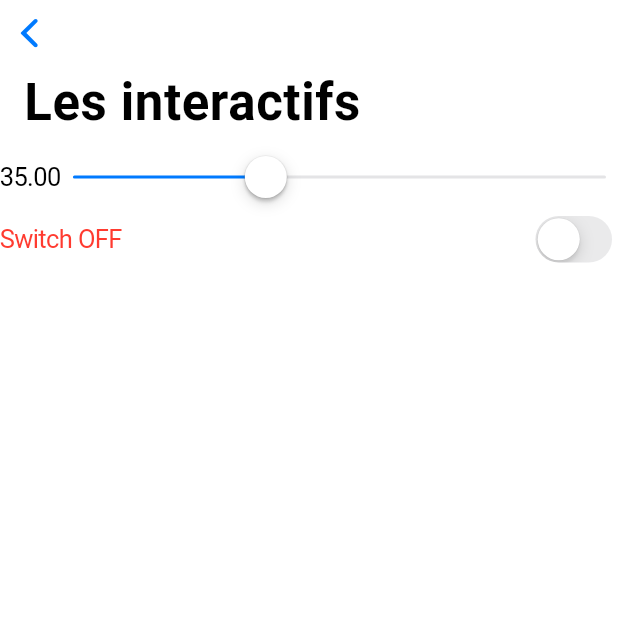
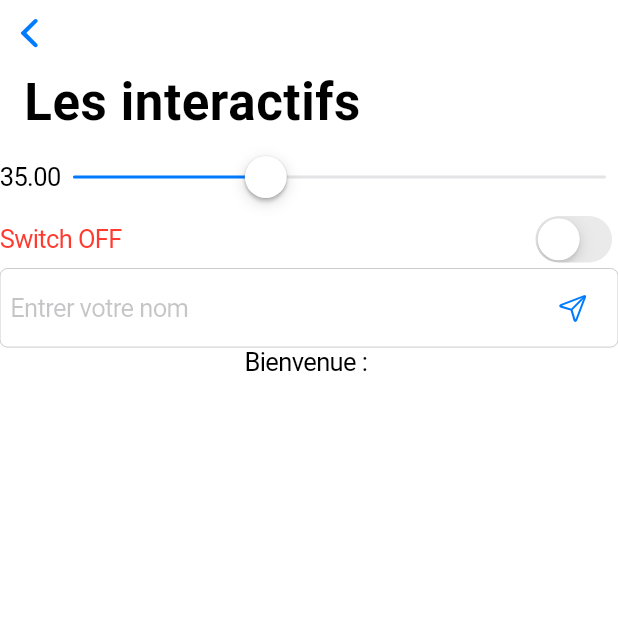
Before and after one commit to KifK2f/cupertino, a Flutter app: the IosInteractif screen opened directly, on a phone screen of 412 x 824 dp, the top half of it. Run offline on Flutter 3.47's test engine with Material 3 defaults, Android fonts, the phone set to English and light mode, and no system bars.

Commit message:
CupertinoTextField Ok

```diff
--- a/lib/ios_material/ios_interactifs.dart
+++ b/lib/ios_material/ios_interactifs.dart
@@ -16,6 +16,8 @@ class _InteractifState extends State<IosInteractif> {
   //Values
   double _sliderValue = 35;
   bool isOn = false;
+  late TextEditingController _controller;
+  String _name = "";
 
   //méthods for updates
   void _updateSlider(double newValue){
@@ -28,6 +30,24 @@ class _InteractifState extends State<IosInteractif> {
     setState(() {
       isOn = newValue;
     });
+  }
+
+  void _updateName(){
+    setState(() {
+      _name = _controller.text;
+    });
+  }
+
+  @override
+  void initState() {
+    super.initState();
+    _controller = TextEditingController();
+  }
+
+  @override
+  void dispose() {
+    _controller.dispose();
+    super.dispose();
   }
 
   //build
@@ -59,7 +79,19 @@ class _InteractifState extends State<IosInteractif> {
                     Text(isOn ? "Switch ON" : "Switch OFF", style: TextStyle(color: isOn ? CupertinoColors.systemGreen : CupertinoColors.systemRed),),
                     CupertinoSwitch(value: isOn, onChanged: _updateSwitch)
                   ],
-                )
+                ),
+                CupertinoTextField(
+                    controller:  _controller,
+                  placeholder: "Entrer votre nom",
+                  // keyboardType: TextInputType.number,
+                  suffix: CupertinoButton(child: const Icon(CupertinoIcons.paperplane),
+                      onPressed: (){
+                    FocusScope.of(context).requestFocus(FocusNode());
+                    _updateName();
+                      }),
+                  onSubmitted: ((_) => _updateName()), //POur valider avec l'appui sur le bouton du clavier aussi
+                ),
+                Text("Bienvenue : $_name"),
               ],
             ),
           )
```
